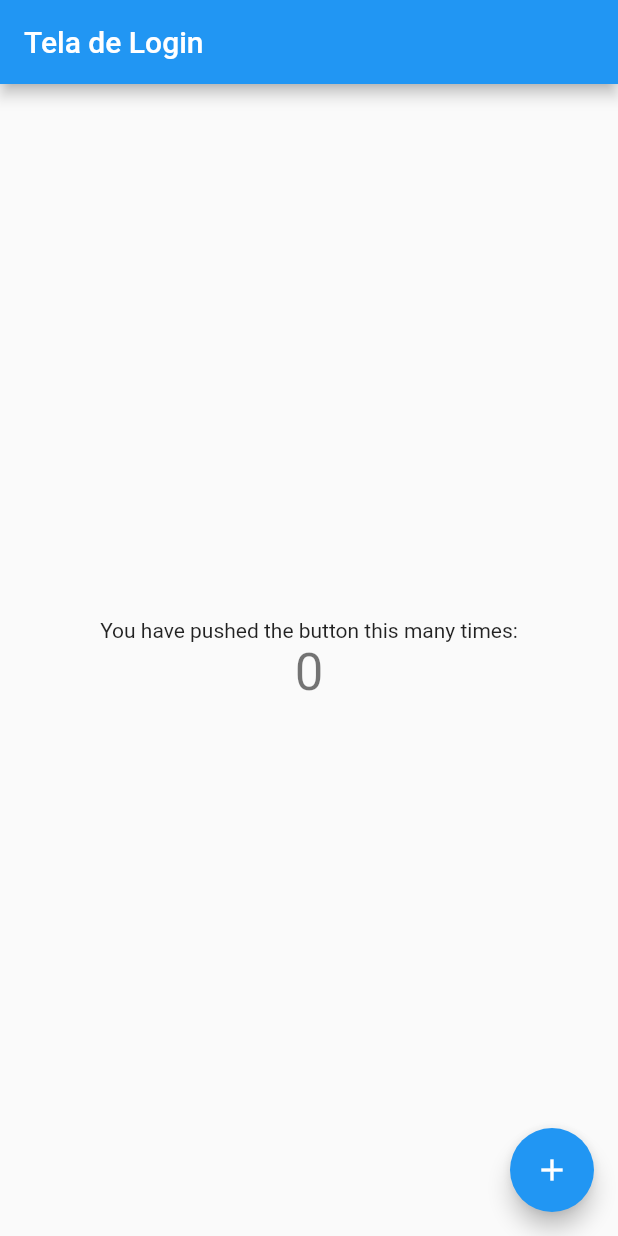
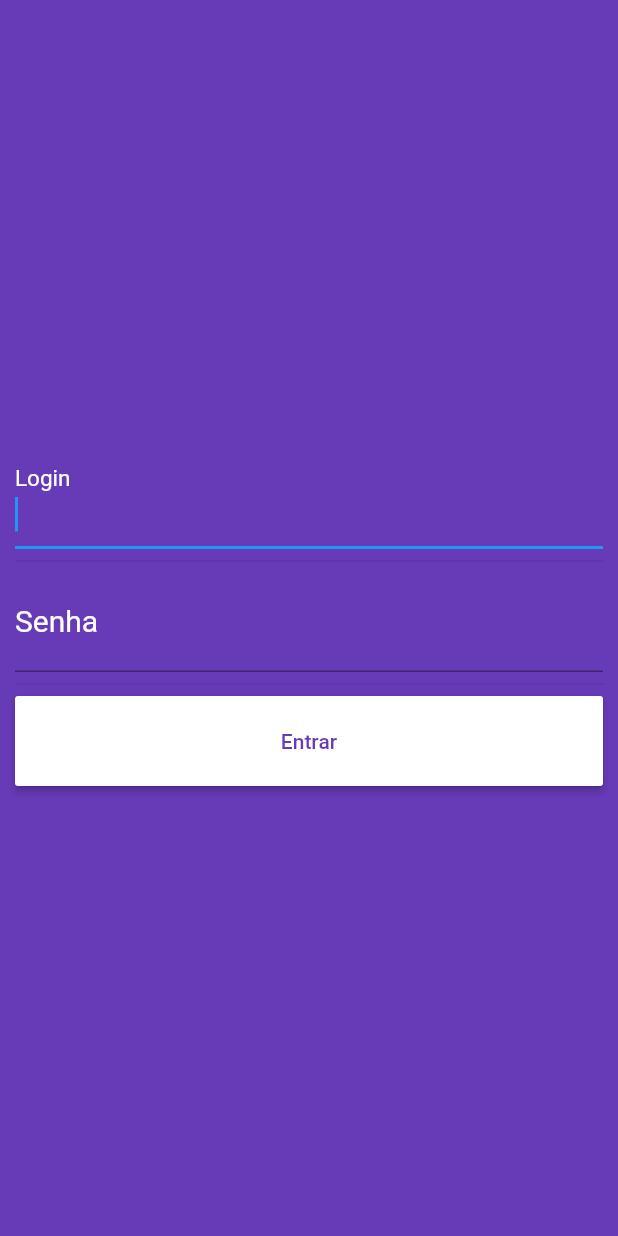
Before and after one commit to luscaalima/Estudo_Flutter, a Flutter app: the screen it shows after launch, on a phone screen of 412 x 824 dp. Run offline on Flutter 3.47's test engine with Material 2 defaults, Android fonts, the phone set to English and light mode, and no system bars.

Commit message:
Login screen settings

```diff
--- a/lib/main.dart
+++ b/lib/main.dart
@@ -1,10 +1,11 @@
+import 'package:estudo_flutter/pages/login.dart';
 import 'package:flutter/material.dart';
 
 void main() {
-  runApp(LoginScreen());
+  runApp(Main());
 }
 
-class LoginScreen extends StatelessWidget {
+class Main extends StatelessWidget {
   @override
   Widget build(BuildContext context) {
     return MaterialApp(
@@ -13,54 +14,7 @@ class LoginScreen extends StatelessWidget {
         primarySwatch: Colors.blue,
         visualDensity: VisualDensity.adaptivePlatformDensity,
       ),
-      home: LoginScreenPage(title: 'Tela de Login'),
+      home: LoginPage(),
     );
   }
 }
-
-class LoginScreenPage extends StatefulWidget {
-  LoginScreenPage({Key key, this.title}) : super(key: key);
-
-  final String title;
-
-  @override
-  _LoginScreenPageState createState() => _LoginScreenPageState();
-}
-
-class _LoginScreenPageState extends State<LoginScreenPage> {
-  int _counter = 0;
-
-  void _incrementCounter() {
-    setState(() {
-      _counter++;
-    });
-  }
-
-  @override
-  Widget build(BuildContext context) {
-    return Scaffold(
-      appBar: AppBar(
-        title: Text(widget.title),
-      ),
-      body: Center(
-        child: Column(
-          mainAxisAlignment: MainAxisAlignment.center,
-          children: <Widget>[
-            Text(
-              'You have pushed the button this many times:',
-            ),
-            Text(
-              '$_counter',
-              style: Theme.of(context).textTheme.headline4,
-            ),
-          ],
-        ),
-      ),
-      floatingActionButton: FloatingActionButton(
-        onPressed: _incrementCounter,
-        tooltip: 'Increment',
-        child: Icon(Icons.add),
-      ), // This trailing comma makes auto-formatting nicer for build methods.
-    );
-  }
-}
--- /dev/null
+++ b/lib/pages/login.dart
@@ -0,0 +1,64 @@
+import 'package:flutter/material.dart';
+
+class LoginPage extends StatefulWidget {
+  @override
+  _LoginPageState createState() => _LoginPageState();
+}
+
+class _LoginPageState extends State<LoginPage> {
+  @override
+  Widget build(BuildContext context) {
+    return Scaffold(
+      backgroundColor: Colors.deepPurple,
+      body: Padding(
+        padding: EdgeInsets.all(10),
+        child: Center(
+          child: Column(
+            crossAxisAlignment: CrossAxisAlignment.stretch,
+            mainAxisAlignment: MainAxisAlignment.center,
+            children: [
+              TextField(
+                autofocus: true,
+                keyboardType: TextInputType.number,
+                style: new TextStyle(color: Colors.white, fontSize: 20),
+                decoration: InputDecoration(
+                  labelText: "Login",
+                  labelStyle: TextStyle(
+                    color: Colors.white,
+                  ),
+                ),
+              ),
+              Divider(),
+              TextField(
+                autofocus: true,
+                obscureText: true,
+                keyboardType: TextInputType.text,
+                style: new TextStyle(color: Colors.white, fontSize: 20),
+                decoration: InputDecoration(
+                  labelText: "Senha",
+                  labelStyle: TextStyle(
+                    color: Colors.white,
+                  ),
+                ),
+              ),
+              Divider(),
+              ButtonTheme(
+                height: 60.0,
+                child: RaisedButton(
+                  onPressed: () {
+                    print("PASSOU");
+                  },
+                  child: Text(
+                    "Entrar",
+                    style: TextStyle(color: Colors.deepPurple),
+                  ),
+                  color: Colors.white,
+                ),
+              )
+            ],
+          ),
+        ),
+      ),
+    );
+  }
+}
```
Also changed, not shown: 1 other file.
